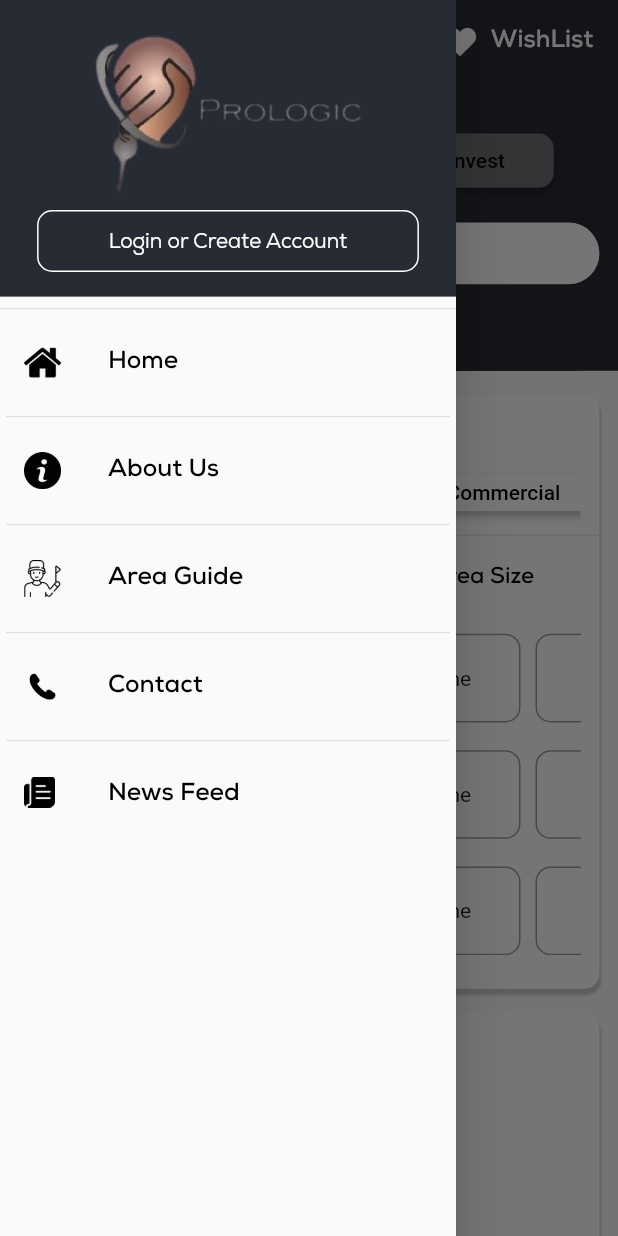
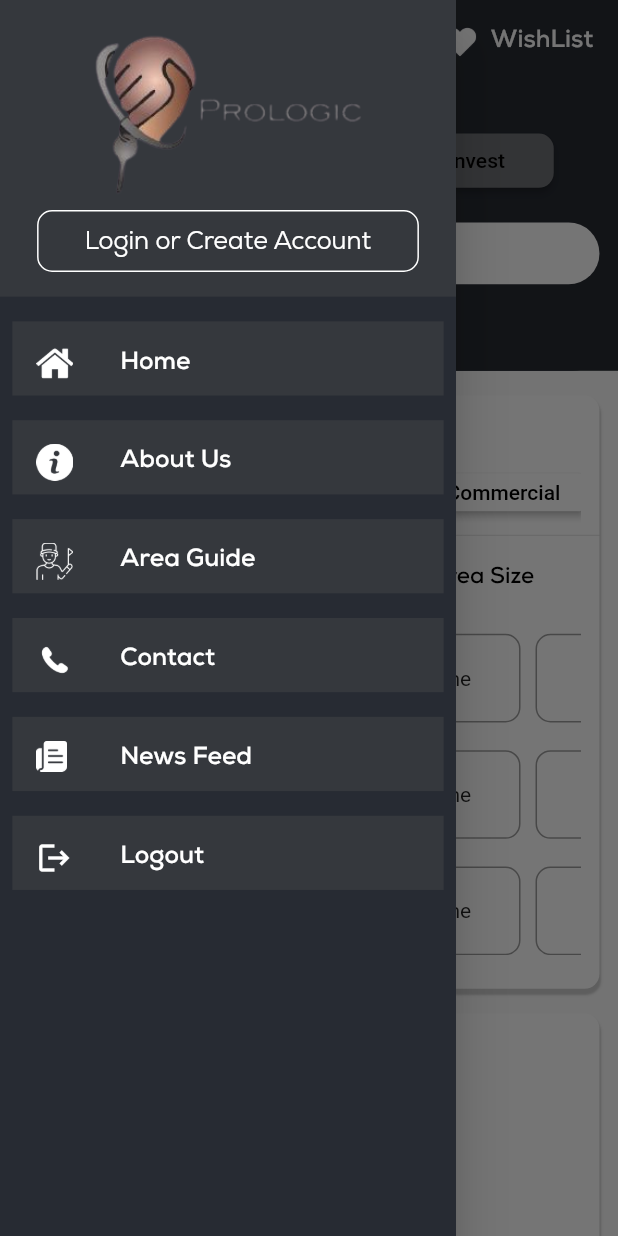
Before and after one commit to atif1994/Real-state-mobile, a Flutter app: the Home screen opened directly, with the side drawer open, on a phone screen of 412 x 824 dp. Run offline on Flutter 3.47's test engine with Material 2 defaults, Android fonts, the light colour scheme and no system bars; drawn by our look-alikes of animated_text_kit; our stand-ins replace cached_network_image, csc_picker, dio, flutter_rating_bar, fluttertoast, get and 4 more; accounts and stored records are empty; network calls fail.

Commit message:
changes added
changes added

```diff
--- a/lib/Views/Home/home.dart
+++ b/lib/Views/Home/home.dart
@@ -8,6 +8,7 @@ import 'package:prologic_29/Views/Home/Profile/profile.dart';
 import 'package:prologic_29/Views/area_guide/area_guid.dart';
 import 'package:prologic_29/Views/newsFeeed/newsfeed.dart';
 import 'package:prologic_29/custom_widgets/custom_button.dart';
+import 'package:prologic_29/custom_widgets/drawer_widget.dart';
 import 'package:prologic_29/data/Controllers/property_controllers/featured_property_controller.dart';
 import 'package:prologic_29/utils/constants/appcolors.dart';
 import 'package:prologic_29/utils/constants/fonts.dart';
@@ -74,128 +75,7 @@ class _HomeState extends State<Home> {
   Widget build(BuildContext context) {
     return SafeArea(
       child: Scaffold(
-        drawer: Drawer(
-          child: Column(
-            children: [
-              Container(
-                width: 100.0.w,
-                height: 24.0.h,
-                color: AppColors.appthem,
-                child: Column(
-                  children: [
-                    SizedBox(
-                      height: 2.0.h,
-                    ),
-                    Image.asset(
-                      AppImageResources.applogo,
-                      height: 14.0.h,
-                    ),
-                    Container(
-                      margin: EdgeInsets.only(
-                          left: 6.0.w, right: 6.0.w, top: 1.0.h),
-                      height: 5.0.h,
-                      width: 100.0.w,
-                      decoration: CustomDecorations.con3.copyWith(
-                          color: Colors.transparent,
-                          border: Border.all(color: AppColors.colorWhite)),
-                      child: Center(
-                        child: Text(
-                          "Login or Create Account",
-                          style: AppTextStyles.labelSmall.copyWith(
-                              color: AppColors.colorWhite, fontSize: 10.sp),
-                        ),
-                      ),
-                    )
-                  ],
-                ),
-              ),
-              const Divider(),
-              ListTile(
-                leading: Image.asset(
-                  AppImageResources.home,
-                  height: 3.0.h,
-                ),
-                title: Text(
-                  "Home",
-                  style: AppTextStyles.heading1
-                      .copyWith(color: AppColors.colorblack),
-                ),
-              ),
-              Padding(
-                padding: EdgeInsets.only(left: 1.0.w, right: 1.0.w),
-                child: const Divider(),
-              ),
-              ListTile(
-                onTap: () {
-                  Get.to(() => const AboutUs());
-                },
-                leading: Image.asset(
-                  AppImageResources.aboutUs,
-                  height: 3.0.h,
-                ),
-                title: Text(
-                  "About Us",
-                  style: AppTextStyles.heading1
-                      .copyWith(color: AppColors.colorblack),
-                ),
-              ),
-              Padding(
-                padding: EdgeInsets.only(left: 1.0.w, right: 1.0.w),
-                child: const Divider(),
-              ),
-              ListTile(
-                onTap: () {
-                  Get.to(() => const AreaGuide());
-                },
-                leading: Image.asset(
-                  AppImageResources.areaGuide,
-                  height: 3.0.h,
-                ),
-                title: Text(
-                  "Area Guide",
-                  style: AppTextStyles.heading1
-                      .copyWith(color: AppColors.colorblack),
-                ),
-              ),
-              Padding(
-                padding: EdgeInsets.only(left: 1.0.w, right: 1.0.w),
-                child: const Divider(),
-              ),
-              ListTile(
-                onTap: () {
-                  Get.to(() => const ContactUs());
-                },
-                leading: Image.asset(
-                  AppImageResources.contact,
-                  height: 3.0.h,
-                ),
-                title: Text(
-                  "Contact",
-                  style: AppTextStyles.heading1
-                      .copyWith(color: AppColors.colorblack),
-                ),
-              ),
-              Padding(
-                padding: EdgeInsets.only(left: 1.0.w, right: 1.0.w),
-                child: const Divider(),
-              ),
-              ListTile(
-                onTap: () {
-                  Get.to(() => const NewsFeed());
-                },
-                leading: Image.asset(
-                  AppImageResources.newFeed,
-                  height: 2.5.h,
-                ),
-                title: Text(
-                  "News Feed",
-                  style: AppTextStyles.heading1
-                      .copyWith(color: AppColors.colorblack),
-                ),
-              )
-            ],
-          ),
-        ),
+        drawer: const CustomDrawer(),
 
         ///bottom nav bar end
         body: NestedScrollView(
```
